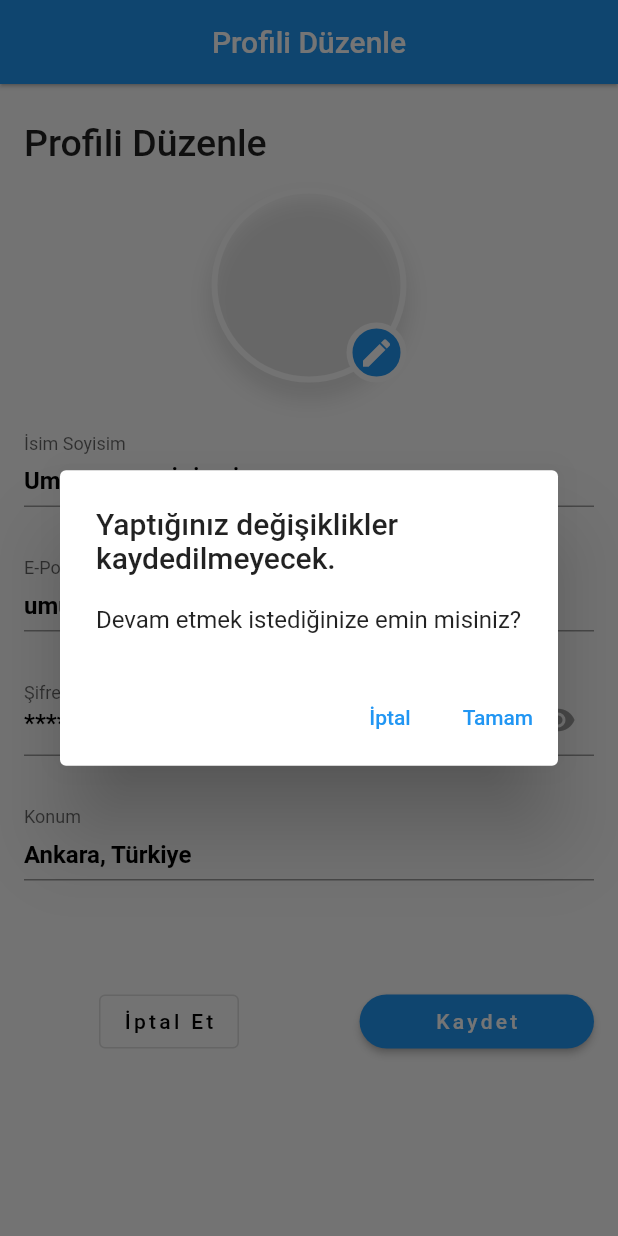
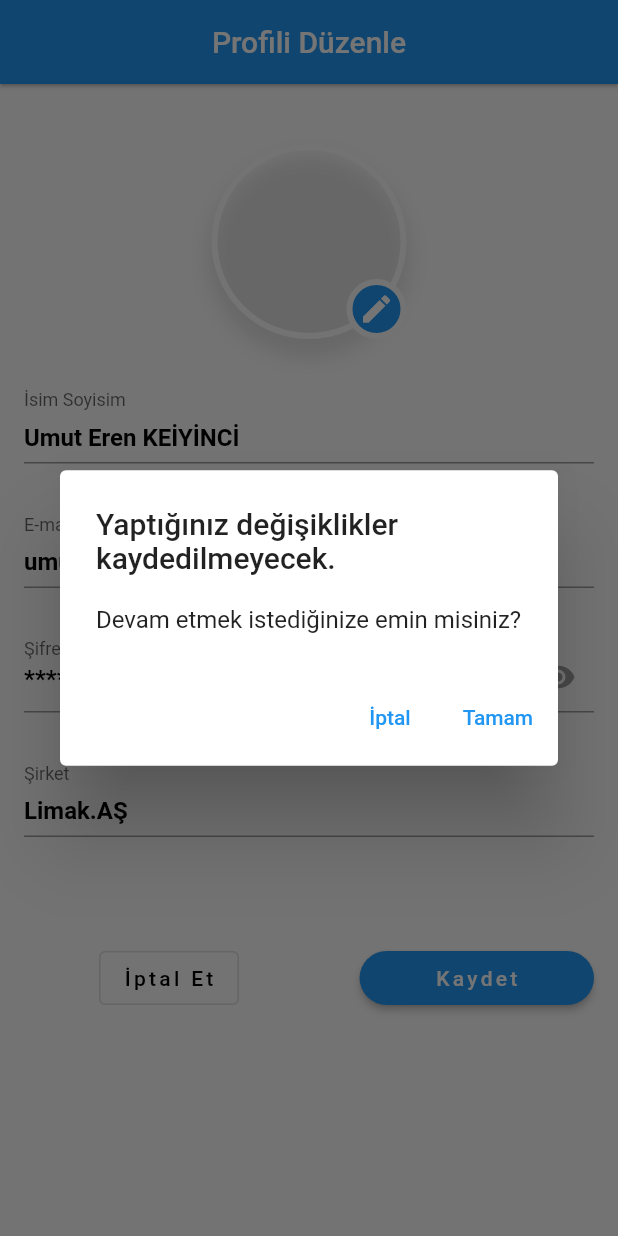
Before and after one commit to YAlperenCan/NetHesAppMobile2, a Flutter app: the EditProfilePage screen opened directly, after a tap on "İptal Et", on a phone screen of 412 x 824 dp. Run offline on Flutter 3.47's test engine with Material 2 defaults, Android fonts, the phone set to English and light mode, and no system bars; our stand-ins replace charts_flutter; network calls fail.

Commit message:
Son Düzenlemeler

```diff
--- a/lib/BottomNavigator.dart
+++ b/lib/BottomNavigator.dart
@@ -60,7 +60,7 @@ class _BottomNavigatorTestState extends State<BottomNavigatorTest> {
               label: 'Hesap Hareket',
             ),BottomNavigationBarItem(
               icon: Icon(Icons.person),
-              label: 'Profil',
+              label: 'Kullanıcı',
             ),
           ],
           unselectedItemColor: Colors.white60,
--- a/lib/Profile.dart
+++ b/lib/Profile.dart
@@ -57,7 +57,7 @@ class _ProfileState extends State<Profile> {
                 height: 8,
               ),
               Text(
-                'E-Posta:  ${User_Data.email}',
+                'E-mail:  ${User_Data.email}',
                 style: TextStyle(color: Colors.grey),
               ),
               SizedBox(
--- a/lib/edit_profile.dart
+++ b/lib/edit_profile.dart
@@ -37,10 +37,7 @@ class _EditProfilePageState extends State<EditProfilePage> {
           },
           child: ListView(
             children: [
-              Text(
-                "Profili Düzenle",
-                style: TextStyle(fontSize: 25, fontWeight: FontWeight.w500),
-              ),
+
               SizedBox(
                 height: 15,
               ),
@@ -93,9 +90,9 @@ class _EditProfilePageState extends State<EditProfilePage> {
                 height: 35,
               ),
               buildTextField("İsim Soyisim", "Umut Eren KEİYİNCİ", false),
-              buildTextField("E-Posta", "umutkeiyinci@hotmail.com", false),
+              buildTextField("E-mail", "umutkeiyinci@hotmail.com", false),
               buildTextField("Şifre", "*********", true),
-              buildTextField("Konum", "Ankara, Türkiye", false),
+              buildTextField("Şirket", "Limak.AŞ", false),
               SizedBox(
                 height: 35,
               ),
```
Also changed, not shown: lib/LoginPage.dart (+30 -6 lines).
